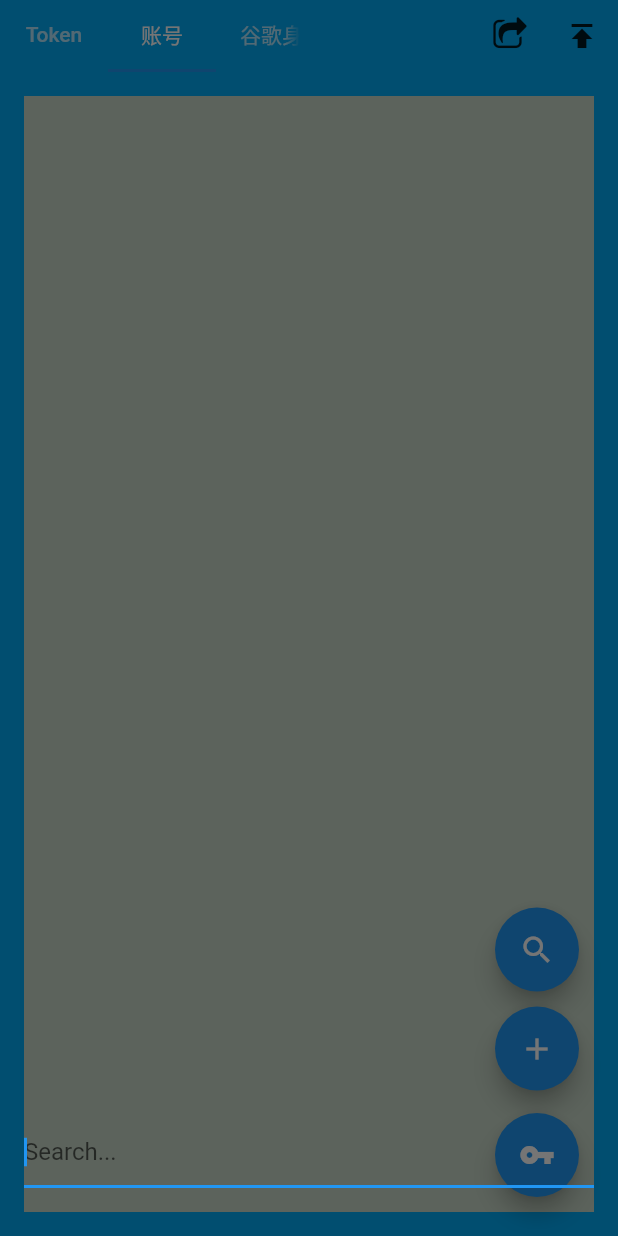
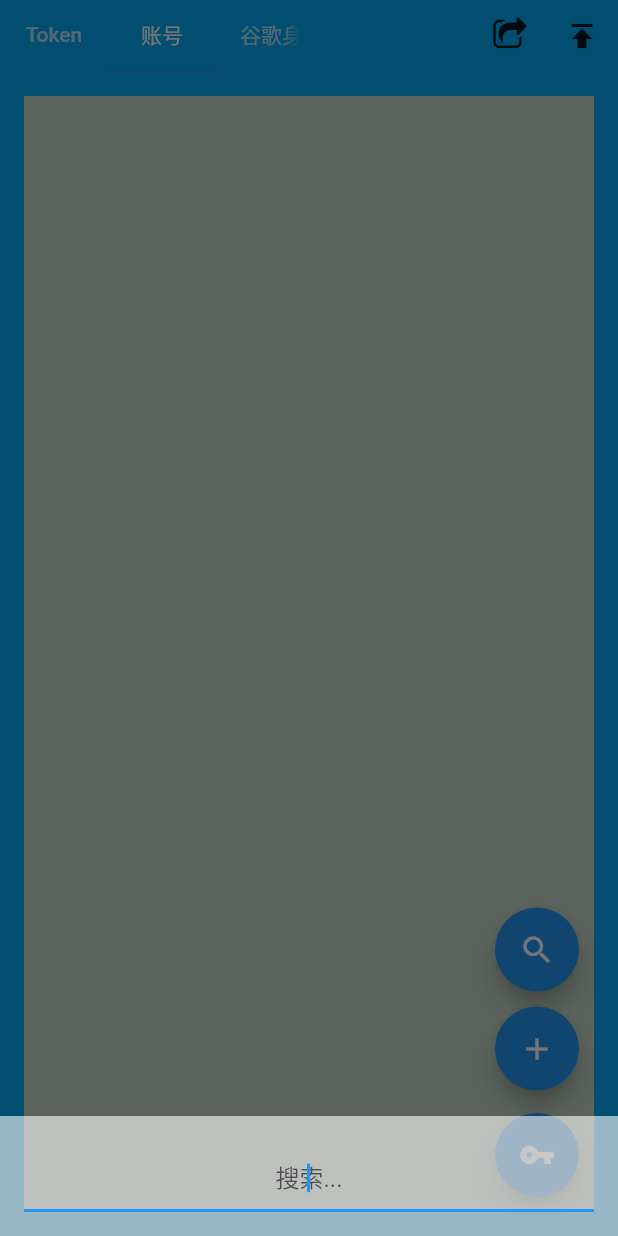
Before and after one commit to stong1994/secret_book, a Flutter app: the screen it shows after launch, tab 2 chosen, after a tap on the "search" icon, on a phone screen of 412 x 824 dp. Run offline on Flutter 3.47's test engine with Material 2 defaults, Android fonts, the phone set to English and light mode, and no system bars; our stand-ins replace event_bus, file_picker, sqflite; missing offline and left inert: base32; accounts and stored records are empty.

Commit message:
优化布局与搜索

```diff
--- a/lib/page/account/button.dart
+++ b/lib/page/account/button.dart
@@ -13,21 +13,25 @@ Widget queryButton(
     padding: const EdgeInsets.only(bottom: 10, right: 10),
     alignment: Alignment.bottomRight,
     child: queryKey.isEmpty
-        ? FloatingActionButton(
+        ? waitSearchButton(context, afterFn)
+        : cleanSearchButton(context, queryKey, () {
+            afterFn("");
+          }),
+  );
+}
+
+Widget waitSearchButton(context, afterFn) {
+  return FloatingActionButton(
     onPressed: () {
       showModalBottomSheet(
         context: context,
-                backgroundColor: Colors.transparent,
+        backgroundColor: Colors.white.withOpacity(0.6),
         builder: (BuildContext context) {
           return QueryPage(afterFn: afterFn);
         },
       );
     },
     child: const Icon(Icons.search),
-          )
-        : cleanSearchButton(context, queryKey, () {
-            afterFn("");
-          }),
   );
 }
 
--- a/lib/page/account/home.dart
+++ b/lib/page/account/home.dart
@@ -36,19 +36,31 @@ class _AccountBookState extends State<AccountBook> {
     return Container(
       margin: EdgeInsets.all(16),
       color: Color.fromARGB(255, 200, 215, 200),
+      child: Stack(
+        children: [
+          Align(
+            alignment: Alignment.topLeft,
+            child: mainArea(),
+          ),
+          Align(
+            alignment: Alignment.bottomRight,
             child: Column(
-            crossAxisAlignment: CrossAxisAlignment.stretch,
+              mainAxisSize: MainAxisSize.min,
+              crossAxisAlignment: CrossAxisAlignment.end,
               children: <Widget>[
-              mainArea(),
                 queryButton(context, queryKey, search),
                 addButton(context, rebuild),
                 genPwdButton(context),
-            ]));
+              ],
+            ),
+          ),
+        ],
+      ),
+    );
   }
 
   Widget mainArea() {
-    return Expanded(
-        child: FutureBuilder<List<Account>>(
+    return FutureBuilder<List<Account>>(
         future: AccountBookData().fetchAccounts(queryKey),
         builder: (context, snapshot) {
           if (snapshot.connectionState != ConnectionState.done) {
@@ -72,7 +84,7 @@ class _AccountBookState extends State<AccountBook> {
                   afterChangeFn: rebuild,
                 );
               });
-            }));
+        });
   }
 
   void rebuild() {
--- a/lib/page/account/search.dart
+++ b/lib/page/account/search.dart
@@ -15,13 +15,11 @@ class _QueryPageState extends State<QueryPage> {
   Widget build(BuildContext context) {
     return Container(
       padding: const EdgeInsets.all(16),
-      child: Column(
-        mainAxisSize: MainAxisSize.min,
-        children: [
-          TextField(
+      child: TextField(
         autofocus: true,
+        textAlign: TextAlign.center,
         decoration: const InputDecoration(
-              hintText: 'Search...',
+          hintText: '搜索...',
         ),
         onSubmitted: (value) {
           String query = value.trim();
@@ -29,9 +27,6 @@ class _QueryPageState extends State<QueryPage> {
           Navigator.of(context).pop();
         },
       ),
-          const SizedBox(height: 16),
-        ],
-      ),
     );
   }
 }
```
Lines whose indentation alone changed are shown as unchanged.
